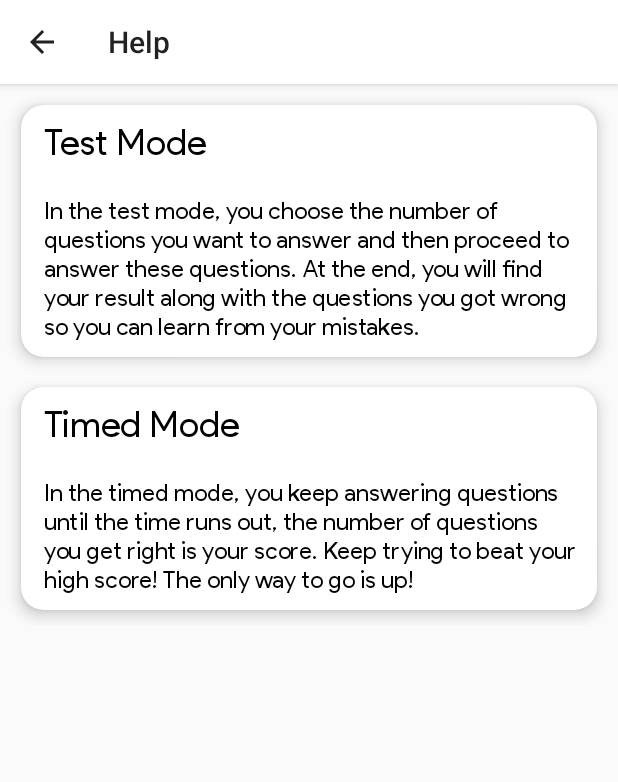
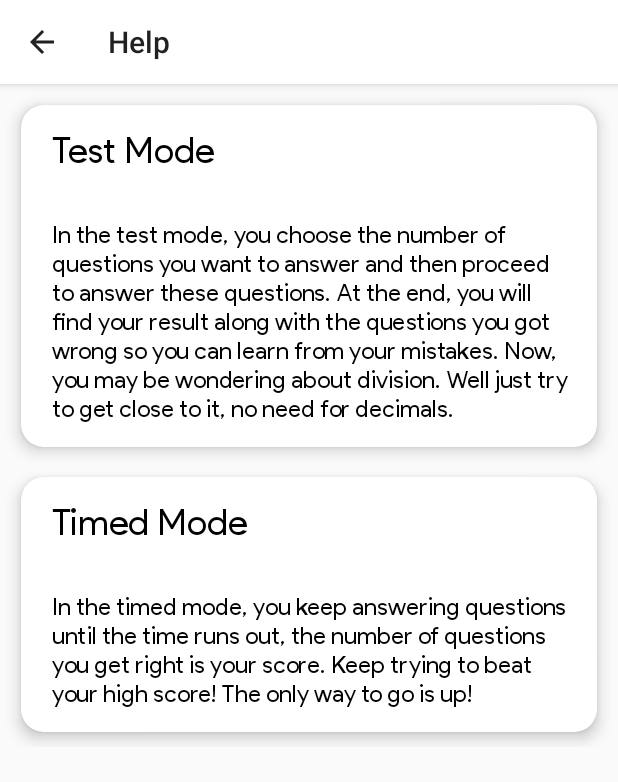
Before and after one commit to meh430/MathMe, an Android app: the HelpActivity screen opened directly, with no data from a screen before it, on a phone screen of 412 x 824 dp. Shown: the top 782 px of the screen. Run offline under Robolectric (Android 15) with nearby library versions, the phone set to English and light mode, and no system bars.

Commit message:
Changed test implementation

```diff
--- a/app/src/main/res/layout/activity_test_mode.xml
+++ b/app/src/main/res/layout/activity_test_mode.xml
@@ -68,7 +68,6 @@
         <Button
             android:layout_margin="4dp"
             android:id="@+id/back_button"
-            android:onClick="onBack"
             android:background="@drawable/rounded_button2"
             android:fontFamily="@font/google_regular"
             android:text="@string/back_test"
@@ -78,8 +77,8 @@
             tools:ignore="ButtonStyle" />
         <Button
             android:layout_margin="4dp"
+            android:onClick="onNext"
             android:background="@drawable/rounded_button"
-            android:onClick="onNext"
             android:id="@+id/next_button"
             android:fontFamily="@font/google_regular"
             android:text="@string/next_test"
--- a/app/src/main/res/layout/activity_test_mode_settings.xml
+++ b/app/src/main/res/layout/activity_test_mode_settings.xml
@@ -16,7 +16,7 @@
         android:layout_height="wrap_content"
         android:text="@string/choose_the_operations"
         android:textAppearance="@style/TextAppearance.AppCompat.Subhead"
-        android:layout_margin="4dp" />
+        android:layout_margin="12dp" />
 
     <LinearLayout
         android:layout_margin="8dp"
@@ -58,7 +58,7 @@
             android:textColor="@color/textColor"
             android:fontFamily="@font/google_regular"
             android:layout_weight="1"
-            android:id="@+id/checkBox_multiply"
+            android:id="@+id/checkBox_divide"
             android:layout_width="match_parent"
             android:layout_height="wrap_content"
             android:text="@string/division" />
@@ -69,7 +69,7 @@
             android:textColor="@color/textColor"
             android:fontFamily="@font/google_regular"
             android:layout_weight="1"
-            android:id="@+id/checkBox_divide"
+            android:id="@+id/checkbox_multiply"
             android:layout_width="match_parent"
             android:layout_height="wrap_content"
             android:text="@string/multiplication" />
--- a/app/src/main/res/layout/content_help.xml
+++ b/app/src/main/res/layout/content_help.xml
@@ -30,7 +30,7 @@
                 android:layout_marginStart="5dp"
                 android:layout_marginLeft="5dp"
                 android:fontFamily="@font/google_regular"
-                android:padding="10dp"
+                android:padding="15dp"
                 android:text="@string/test_mode"
                 android:textColor="@color/textColor"
                 android:theme="@style/ThemeOverlay.AppCompat.Light" />
@@ -38,12 +38,12 @@
             <TextView
                 android:id="@+id/test_mode_description"
                 style="@style/TextAppearance.AppCompat.Subhead"
-                android:layout_width="wrap_content"
+                android:layout_width="match_parent"
                 android:layout_height="wrap_content"
                 android:layout_marginStart="5dp"
                 android:layout_marginLeft="5dp"
                 android:fontFamily="@font/google_regular"
-                android:padding="10dp"
+                android:padding="15dp"
                 android:text="@string/test_mode_help"
                 android:textColor="@color/textColor"
                 android:theme="@style/ThemeOverlay.AppCompat.Light" />
@@ -71,7 +71,7 @@
                 android:layout_marginStart="5dp"
                 android:layout_marginLeft="5dp"
                 android:fontFamily="@font/google_regular"
-                android:padding="10dp"
+                android:padding="15dp"
                 android:text="@string/timed_mode"
                 android:textColor="@color/textColor"
                 android:theme="@style/ThemeOverlay.AppCompat.Light" />
@@ -79,12 +79,12 @@
             <TextView
                 android:id="@+id/timed_mode_description"
                 style="@style/TextAppearance.AppCompat.Subhead"
-                android:layout_width="wrap_content"
+                android:layout_width="match_parent"
                 android:layout_height="wrap_content"
                 android:layout_marginStart="5dp"
                 android:layout_marginLeft="5dp"
                 android:fontFamily="@font/google_regular"
-                android:padding="10dp"
+                android:padding="15dp"
                 android:text="@string/timed_mode_help"
                 android:textColor="@color/textColor"
                 android:theme="@style/ThemeOverlay.AppCompat.Light" />
--- a/app/src/main/res/values/strings.xml
+++ b/app/src/main/res/values/strings.xml
@@ -13,7 +13,8 @@
     <string name="reset_data">Reset Data</string>
     <string name="notification_set_for">Notification set for</string>
     <string name="test_mode_help">In the test mode, you choose the number of questions you want to answer and then proceed to
-    answer these questions. At the end, you will find your result along with the questions you got wrong so you can learn from your mistakes.</string>
+    answer these questions. At the end, you will find your result along with the questions you got wrong so you can learn from your mistakes.
+    Now, you may be wondering about division. Well just try to get close to it, no need for decimals.</string>
     <string name="timed_mode_help">In the timed mode, you keep answering questions until the time runs out, the number of questions you get right
     is your score. Keep trying to beat your high score! The only way to go is up!</string>
     <string name="choose_the_operations">Choose the Operations:</string>
```
Also changed, not shown: app/src/main/java/com/example/mathme/TestMode.java (+89 -9 lines), app/src/main/java/com/example/mathme/TestModeSettings.java (+4 -4 lines).
